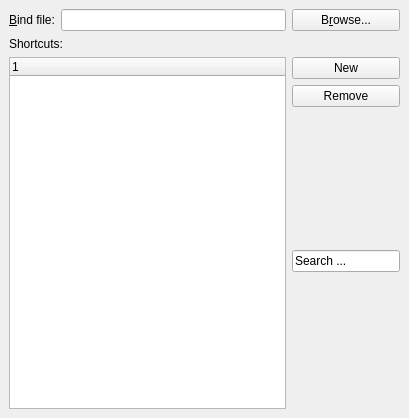
This is src/frontends/qt4/ui/PrefShortcutsUi.ui in cburschka/lyx as Qt 5 draws it before an edit. The edited form follows.
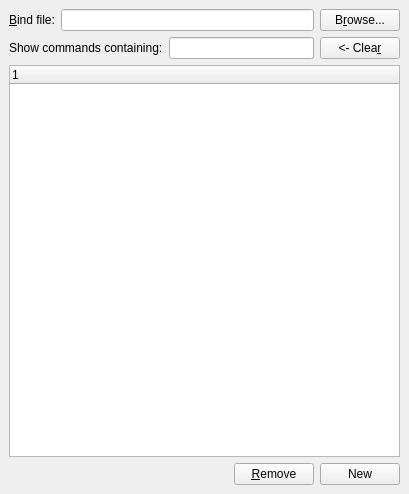
This is the edited form. Custom widgets are drawn as their Qt base class.

Commit message: - add label and remove subclassed SearchLineEdit - put ShortcutLineEdit in namespace lyx::frontend - additional dialog layout tweaks

Diff of the .ui file:
```diff
--- a/src/frontends/qt4/ui/PrefShortcutsUi.ui
+++ b/src/frontends/qt4/ui/PrefShortcutsUi.ui
@@ -6,7 +6,7 @@
     <x>0</x>
     <y>0</y>
     <width>409</width>
-    <height>418</height>
+    <height>494</height>
    </rect>
   </property>
   <property name="sizePolicy" >
@@ -27,58 +27,79 @@
    <property name="spacing" >
     <number>6</number>
    </property>
-   <item row="6" column="2" >
-    <spacer>
-     <property name="orientation" >
-      <enum>Qt::Vertical</enum>
+   <item row="1" column="0" colspan="2" >
+    <layout class="QHBoxLayout" >
+     <property name="margin" >
+      <number>0</number>
      </property>
-     <property name="sizeType" >
-      <enum>QSizePolicy::Expanding</enum>
+     <property name="spacing" >
+      <number>6</number>
      </property>
-     <property name="sizeHint" >
-      <size>
-       <width>51</width>
-       <height>83</height>
-      </size>
+     <item>
+      <widget class="QLabel" name="shortcutsLBL" >
+       <property name="text" >
+        <string>Show commands containing:</string>
+       </property>
+       <property name="buddy" >
+        <cstring>searchLE</cstring>
+       </property>
+      </widget>
+     </item>
+     <item>
+      <widget class="QLineEdit" name="searchLE" />
+     </item>
+    </layout>
+   </item>
+   <item row="1" column="2" >
+    <widget class="QPushButton" name="pushButton" >
+     <property name="text" >
+      <string>&lt;- Clea&amp;r</string>
      </property>
-    </spacer>
+    </widget>
    </item>
-   <item row="4" column="2" >
-    <spacer>
-     <property name="orientation" >
-      <enum>Qt::Vertical</enum>
+   <item row="3" column="0" colspan="3" >
+    <layout class="QHBoxLayout" >
+     <property name="margin" >
+      <number>0</number>
      </property>
-     <property name="sizeType" >
-      <enum>QSizePolicy::Expanding</enum>
+     <property name="spacing" >
+      <number>6</number>
      </property>
-     <property name="sizeHint" >
-      <size>
-       <width>51</width>
-       <height>83</height>
-      </size>
-     </property>
-    </spacer>
+     <item>
+      <spacer>
+       <property name="orientation" >
+        <enum>Qt::Horizontal</enum>
+       </property>
+       <property name="sizeHint" >
+        <size>
+         <width>40</width>
+         <height>20</height>
+        </size>
+       </property>
+      </spacer>
+     </item>
+     <item>
+      <widget class="QPushButton" name="removePB" >
+       <property name="text" >
+        <string>&amp;Remove</string>
+       </property>
+      </widget>
+     </item>
+     <item>
+      <widget class="QPushButton" name="newPB" >
+       <property name="text" >
+        <string>New</string>
+       </property>
+      </widget>
+     </item>
+    </layout>
+   </item>
+   <item row="2" column="0" colspan="3" >
+    <widget class="QTreeWidget" name="shortcutsTW" />
    </item>
    <item row="0" column="1" >
     <widget class="QLineEdit" name="bindFileED" />
    </item>
-   <item rowspan="5" row="2" column="0" colspan="2" >
-    <widget class="QTreeWidget" name="shortcutsTW" />
-   </item>
-   <item row="3" column="2" >
-    <widget class="QPushButton" name="removePB" >
-     <property name="text" >
-      <string>Remove</string>
-     </property>
-    </widget>
-   </item>
-   <item row="2" column="2" >
-    <widget class="QPushButton" name="newPB" >
-     <property name="text" >
-      <string>New</string>
-     </property>
-    </widget>
-   </item>
    <item row="0" column="2" >
     <widget class="QPushButton" name="bindFilePB" >
      <property name="text" >
@@ -96,37 +117,9 @@
      </property>
     </widget>
    </item>
-   <item row="1" column="0" colspan="2" >
-    <widget class="QLabel" name="shortcutsLBL" >
-     <property name="text" >
-      <string>Shortcuts:</string>
-     </property>
-    </widget>
-   </item>
-   <item row="5" column="2" >
-    <widget class="SearchLineEdit" name="searchLE" >
-     <property name="sizePolicy" >
-      <sizepolicy>
-       <hsizetype>1</hsizetype>
-       <vsizetype>0</vsizetype>
-       <horstretch>0</horstretch>
-       <verstretch>0</verstretch>
-      </sizepolicy>
-     </property>
-     <property name="text" >
-      <string>Search ...</string>
-     </property>
-    </widget>
-   </item>
   </layout>
  </widget>
- <customwidgets>
-  <customwidget>
-   <class>SearchLineEdit</class>
-   <extends>QLineEdit</extends>
-   <header>CustomizedWidgets.h</header>
-  </customwidget>
- </customwidgets>
+ <pixmapfunction></pixmapfunction>
  <tabstops>
   <tabstop>bindFileED</tabstop>
   <tabstop>bindFilePB</tabstop>
```
Left out of the diff: 26 changed lines with no effect on the pictures. The commit also changes 5 other files.
